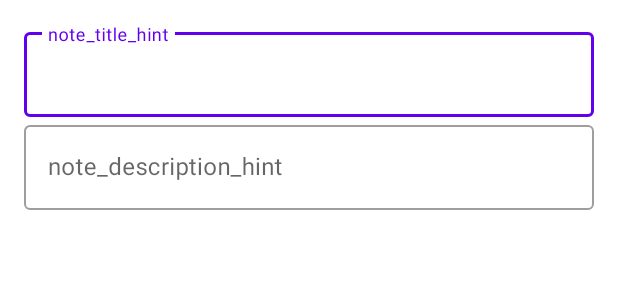
After one commit to brgillian/dioeveriskotlin, an Android app: the layout note_detail.xml on its own in the app's theme, with its tools: preview values and no code run, on a phone screen of 412 x 824 dp. The commit adds this screen. Shown: the top 300 px of the screen. Run offline under Robolectric (Android 15) with nearby library versions, the phone set to English and light mode, and no system bars.

Commit message:
Complementando a main activity

```diff
--- /dev/null
+++ b/contentprovider/app/src/main/res/layout/note_detail.xml
@@ -0,0 +1,33 @@
+<?xml version="1.0" encoding="utf-8"?>
+<LinearLayout xmlns:android="http://schemas.android.com/apk/res/android"
+    android:orientation="vertical"
+    android:layout_width="match_parent"
+    android:layout_height="match_parent"
+    android:padding="16dp">
+
+    <com.google.android.material.textfield.TextInputLayout
+        android:layout_width="match_parent"
+        android:layout_height="wrap_content"
+        style="@style/Widget.MaterialComponents.TextInputLayout.OutlinedBox">
+
+        <EditText
+            android:id="@+id/note_edt_title"
+            android:layout_width="match_parent"
+            android:layout_height="wrap_content"
+            android:hint="@string/note_title_hint"/>
+
+    </com.google.android.material.textfield.TextInputLayout>
+
+    <com.google.android.material.textfield.TextInputLayout
+        android:layout_width="match_parent"
+        android:layout_height="wrap_content"
+        style="@style/Widget.MaterialComponents.TextInputLayout.OutlinedBox">
+
+        <EditText
+            android:id="@+id/note_edt_description"
+            android:layout_width="match_parent"
+            android:layout_height="match_parent"
+            android:hint="@string/note_description_hint"/>
+
+    </com.google.android.material.textfield.TextInputLayout>
+</LinearLayout>
--- a/contentprovider/app/src/main/res/values/strings.xml
+++ b/contentprovider/app/src/main/res/values/strings.xml
@@ -1,4 +1,6 @@
 <resources>
     <string name="app_name">applicationcontentprovider</string>
     <string name="note_text_remove">Remover</string>
+    <string name="note_title_hint">note_title_hint</string>
+    <string name="note_description_hint">note_description_hint</string>
 </resources>
```
Also changed, not shown: contentprovider/app/src/main/java/com/gillian/applicationcontentprovider/MainActivity.kt (+12 -1 lines), contentprovider/app/src/main/java/com/gillian/applicationcontentprovider/NotesDetailFragment.kt (added, +38 -0 lines).
